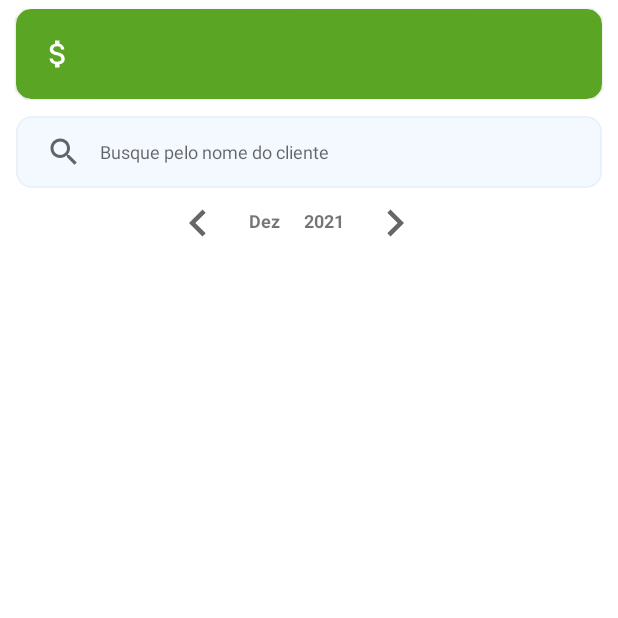
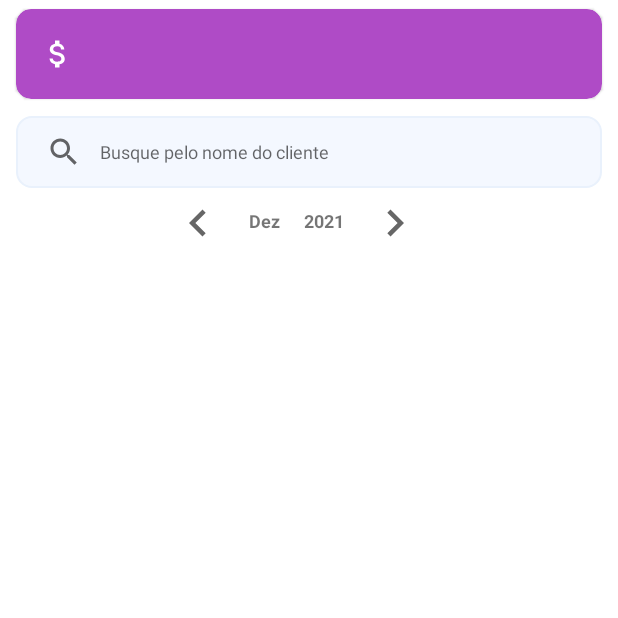
Before and after one commit to produzesistemas/vendasnow_pro, an Android app: the fragment FragmentAccountReceivable shown on its own in the app's theme, on a phone screen of 412 x 824 dp, the top half of it. Run offline under Robolectric (Android 15) with nearby library versions, the phone set to English and light mode, and no system bars; our stand-ins replace Firebase (no records; nobody signed in at launch, a user with empty details on screens opened directly), data binding; 1 statement that could not run was skipped.

Commit message:
ajuste na tela de contas a receber

```diff
--- a/app/src/main/res/drawable/custom_background_panel_purple.xml
+++ b/app/src/main/res/drawable/custom_background_panel_purple.xml
@@ -1,4 +1,13 @@
 <?xml version="1.0" encoding="utf-8"?>
 <selector xmlns:android="http://schemas.android.com/apk/res/android">
-
+    <item>
+        <shape>
+            <gradient
+                android:endColor ="@color/purple"
+                android:startColor="@color/purple"
+                android:angle="270" />
+            <corners
+                android:radius="10dp" />
+        </shape>
+    </item>
 </selector>
--- a/app/src/main/res/layout/fragment_accounts_receivable.xml
+++ b/app/src/main/res/layout/fragment_accounts_receivable.xml
@@ -23,7 +23,7 @@
             <androidx.constraintlayout.widget.ConstraintLayout
                 android:layout_width="match_parent"
                 android:layout_height="@dimen/height_button"
-                android:background="@drawable/custom_background_panel_green">
+                android:background="@drawable/custom_background_panel_purple">
 
                 <ImageView
                     android:layout_width="wrap_content"
```
Also changed, not shown: app/src/main/java/com/produze/sistemas/vendasnow/vendasnowpremium/ui/adapters/AdapterAccountReceivable.kt (+3 -23 lines), app/src/main/res/layout/card_view_account_receivable.xml (+12 -37 lines).
